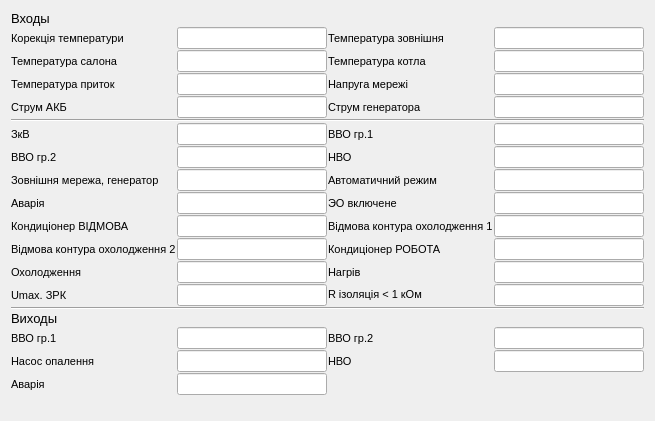
Above: ClimateControlSystem/Frames/InOutDisplayFrame.ui from Aleksey710/climatecontrolsystem before the change. Below: the same form after it.
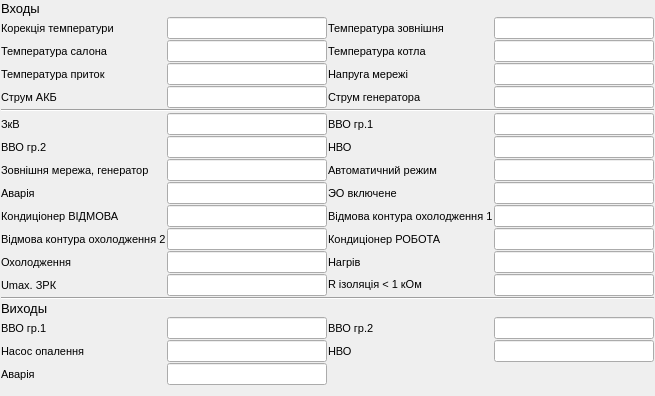
That is the form after the change.

Diff of the .ui file:
```diff
--- a/ClimateControlSystem/Frames/InOutDisplayFrame.ui
+++ b/ClimateControlSystem/Frames/InOutDisplayFrame.ui
@@ -7,13 +7,25 @@
     <x>0</x>
     <y>0</y>
     <width>655</width>
-    <height>421</height>
+    <height>396</height>
    </rect>
   </property>
   <property name="windowTitle">
    <string>Form</string>
   </property>
   <layout class="QGridLayout" name="gridLayout_2">
+   <property name="leftMargin">
+    <number>1</number>
+   </property>
+   <property name="topMargin">
+    <number>1</number>
+   </property>
+   <property name="rightMargin">
+    <number>1</number>
+   </property>
+   <property name="bottomMargin">
+    <number>1</number>
+   </property>
    <item row="0" column="0">
     <layout class="QGridLayout" name="gridLayout">
      <property name="spacing">
```
